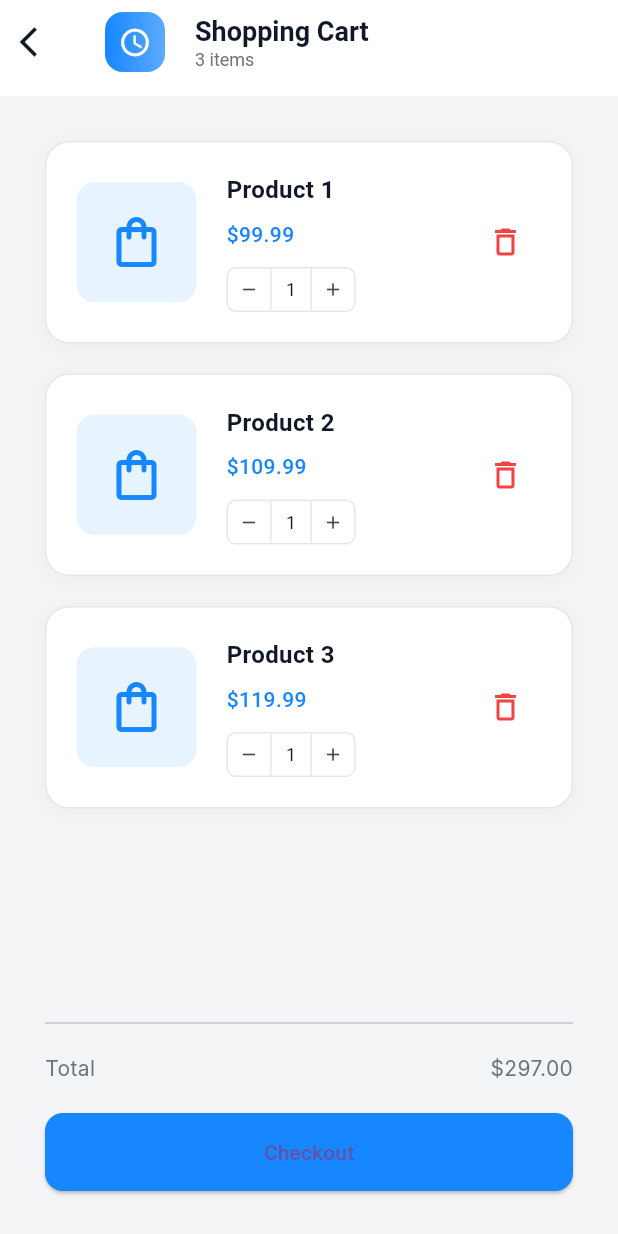
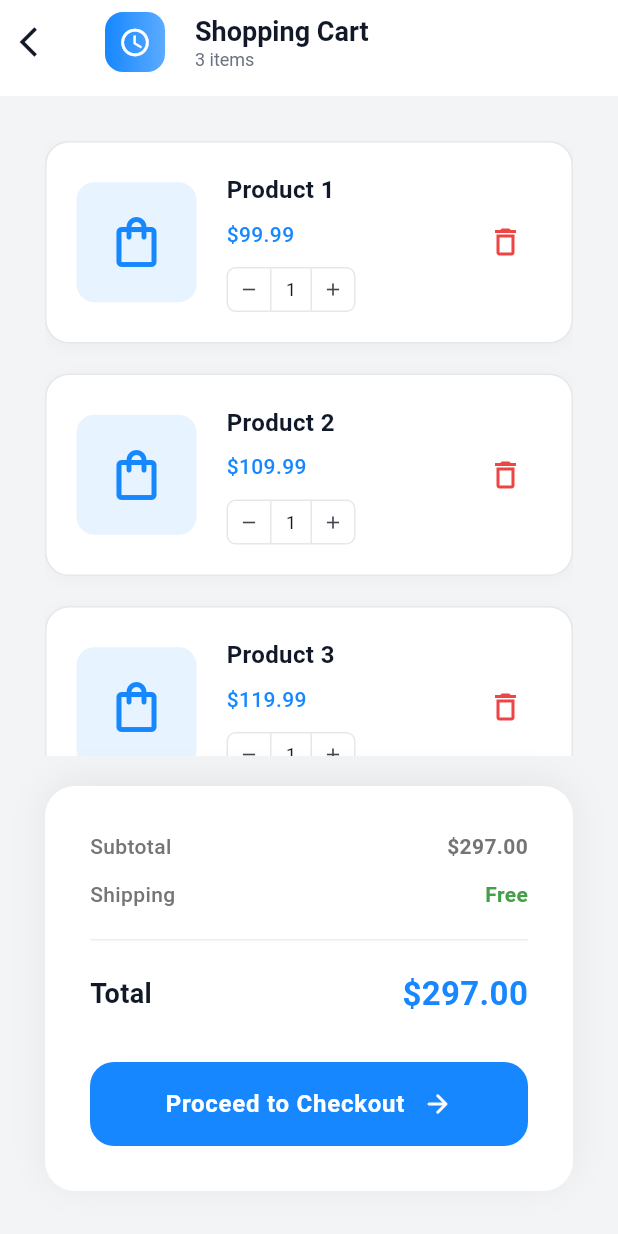
Before and after one commit to Sujal-neupane/tapto, a Flutter app: the DashboardScreen screen opened by its route, after a tap on the "shopping cart" icon, on a phone screen of 412 x 824 dp. Run offline on Flutter 3.47's test engine with Material 3 defaults, Android fonts, the phone set to English and light mode, and no system bars; our stand-ins replace dartz, equatable, flutter_riverpod, hive, hive_flutter, shared_preferences; accounts and stored records are empty; Roboto replaces fonts that are missing (Inter).

Commit message:
made some changes into ui

```diff
--- a/lib/features/dashboard/presentation/pages/cart_screen.dart
+++ b/lib/features/dashboard/presentation/pages/cart_screen.dart
@@ -154,23 +154,123 @@ class CartScreen extends StatelessWidget {
               ),
             ),
 
-            const Divider(),
-            const SizedBox(height: AppSpacing.sm),
+            const SizedBox(height: AppSpacing.md),
 
+            Container(
+              padding: const EdgeInsets.all(AppSpacing.lg),
+              decoration: BoxDecoration(
+                color: Colors.white,
+                borderRadius: BorderRadius.circular(20),
+                boxShadow: [
+                  BoxShadow(
+                    color: Colors.black.withOpacity(0.06),
+                    blurRadius: 20,
+                    offset: const Offset(0, -4),
+                  ),
+                ],
+              ),
+              child: Column(
+                children: [
                   Row(
                     mainAxisAlignment: MainAxisAlignment.spaceBetween,
                     children: [
-                Text('Total', style: AppTextStyles.subHeading),
-                Text('\$297.00', style: AppTextStyles.subHeading),
+                      Text(
+                        'Subtotal',
+                        style: TextStyle(
+                          fontSize: 14,
+                          color: Colors.grey[600],
+                          fontWeight: FontWeight.w500,
+                        ),
+                      ),
+                      Text(
+                        '\$297.00',
+                        style: TextStyle(
+                          fontSize: 14,
+                          color: Colors.grey[600],
+                          fontWeight: FontWeight.w600,
+                        ),
+                      ),
                     ],
                   ),
-
+                  const SizedBox(height: AppSpacing.sm),
+                  Row(
+                    mainAxisAlignment: MainAxisAlignment.spaceBetween,
+                    children: [
+                      Text(
+                        'Shipping',
+                        style: TextStyle(
+                          fontSize: 14,
+                          color: Colors.grey[600],
+                          fontWeight: FontWeight.w500,
+                        ),
+                      ),
+                      Text(
+                        'Free',
+                        style: TextStyle(
+                          fontSize: 14,
+                          color: Colors.green[600],
+                          fontWeight: FontWeight.w600,
+                        ),
+                      ),
+                    ],
+                  ),
                   const SizedBox(height: AppSpacing.md),
+                  Divider(color: Colors.grey[200], height: 1),
+                  const SizedBox(height: AppSpacing.md),
+                  Row(
+                    mainAxisAlignment: MainAxisAlignment.spaceBetween,
+                    children: [
+                      const Text(
+                        'Total',
+                        style: TextStyle(
+                          fontSize: 18,
+                          color: AppColors.textPrimary,
+                          fontWeight: FontWeight.bold,
+                        ),
+                      ),
+                      const Text(
+                        '\$297.00',
+                        style: TextStyle(
+                          fontSize: 22,
+                          color: AppColors.primary,
+                          fontWeight: FontWeight.bold,
+                        ),
+                      ),
+                    ],
+                  ),
+                  const SizedBox(height: AppSpacing.lg),
                   SizedBox(
                     width: double.infinity,
+                    height: 56,
                     child: ElevatedButton(
                       onPressed: () {},
-                child: const Text('Checkout'),
+                      style: ElevatedButton.styleFrom(
+                        backgroundColor: AppColors.primary,
+                        foregroundColor: Colors.white,
+                        elevation: 0,
+                        shadowColor: Colors.transparent,
+                        shape: RoundedRectangleBorder(
+                          borderRadius: BorderRadius.circular(16),
+                        ),
+                      ),
+                      child: Row(
+                        mainAxisAlignment: MainAxisAlignment.center,
+                        children: [
+                          const Text(
+                            'Proceed to Checkout',
+                            style: TextStyle(
+                              fontSize: 16,
+                              fontWeight: FontWeight.w600,
+                              letterSpacing: 0.5,
+                            ),
+                          ),
+                          const SizedBox(width: AppSpacing.sm),
+                          Icon(Icons.arrow_forward_rounded, size: 20),
+                        ],
+                      ),
+                    ),
+                  ),
+                ],
               ),
             ),
           ],
--- a/lib/features/dashboard/presentation/pages/dashboard_screen.dart
+++ b/lib/features/dashboard/presentation/pages/dashboard_screen.dart
@@ -252,23 +252,7 @@ class _NavItem extends StatelessWidget {
         duration: const Duration(milliseconds: 200),
         padding: const EdgeInsets.symmetric(horizontal: 20, vertical: 10),
         decoration: BoxDecoration(
-          gradient: isSelected
-              ? LinearGradient(
-                  colors: [
-                    AppColors.primary,
-                    AppColors.primary.withOpacity(0.8),
-                  ],
-                )
-              : null,
-          borderRadius: BorderRadius.circular(16),
-        ),
-        child: AnimatedContainer(
-          duration: const Duration(milliseconds: 200),
-          padding: const EdgeInsets.symmetric(horizontal: 20, vertical: 10),
-          decoration: BoxDecoration(
-            color: isSelected
-                ? AppColors.primary.withOpacity(0.15)
-                : Colors.transparent,
+          color: isSelected ? AppColors.primary : Colors.transparent,
           borderRadius: BorderRadius.circular(16),
         ),
         child: Column(
@@ -279,7 +263,7 @@ class _NavItem extends StatelessWidget {
               children: [
                 Icon(
                   icon,
-                    color: isSelected ? AppColors.primary : Colors.grey[400],
+                  color: isSelected ? Colors.white : Colors.grey[400],
                   size: 26,
                 ),
                 if (badge != null && badge! > 0)
@@ -316,13 +300,12 @@ class _NavItem extends StatelessWidget {
               style: TextStyle(
                 fontSize: 12,
                 fontWeight: FontWeight.w600,
-                  color: isSelected ? AppColors.primary : Colors.grey[400],
+                color: isSelected ? Colors.white : Colors.grey[400],
               ),
             ),
           ],
         ),
       ),
-      ),
     );
   }
 }
```
Also changed, not shown: 2 other files. Lines whose indentation alone changed are shown as unchanged.
